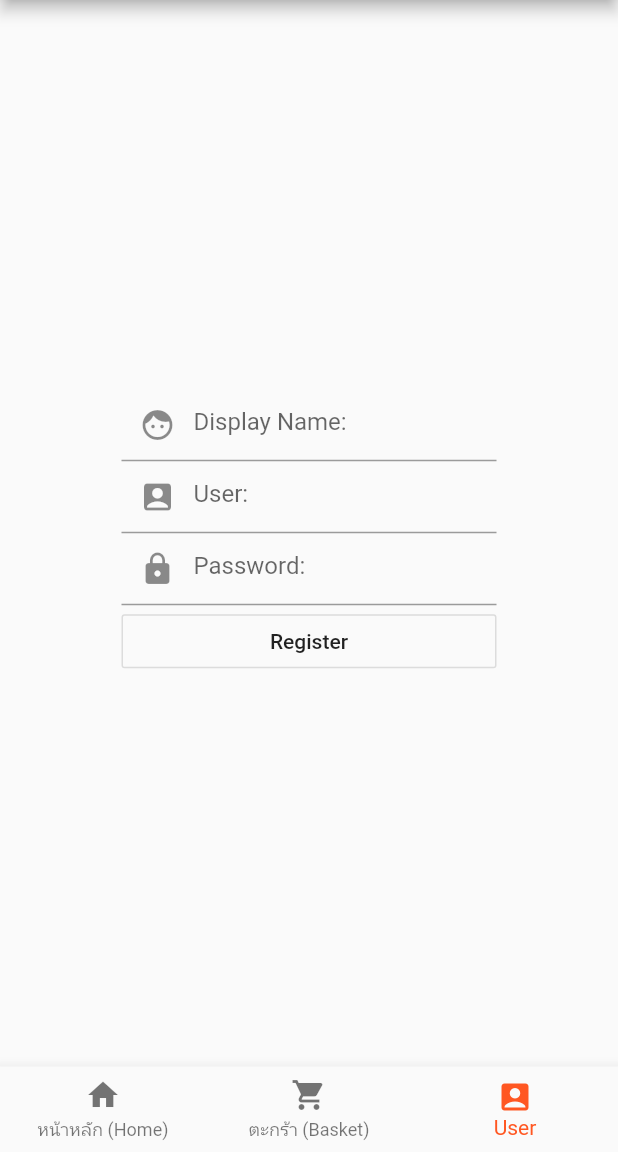
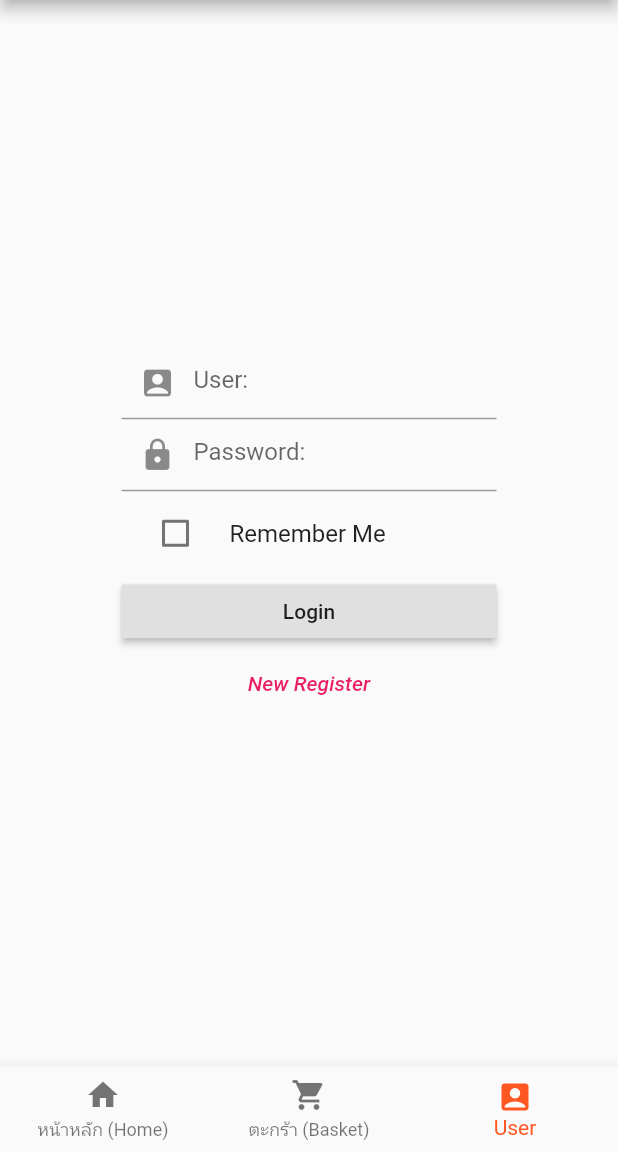
Before and after one commit to ai2nippan/NhongShoppee, a Flutter app: the screen it shows after launch, item 3 of the bottom bar chosen, on a phone screen of 412 x 824 dp, the part 84-1236 px from its top. Run offline on Flutter 3.47's test engine with Material 2 defaults, Android fonts, the phone set to English and light mode, and no system bars; our stand-ins replace carousel_slider, dio; network calls fail.

Commit message:
Switch Login and Register

```diff
--- a/lib/widget/about_user.dart
+++ b/lib/widget/about_user.dart
@@ -1,8 +1,9 @@
-import 'dart:convert';
+// import 'dart:convert';
 
 import 'package:dio/dio.dart';
 import 'package:flutter/material.dart';
-import 'package:nhongshoppee/models/user_model.dart';
+// import 'package:nhongshoppee/models/user_model.dart';
+import 'package:nhongshoppee/widget/authen.dart';
 
 class AboutUser extends StatefulWidget {
   @override
@@ -12,9 +13,17 @@ class AboutUser extends StatefulWidget {
 class _AboutUserState extends State<AboutUser> {
   // Field
   String name, user, password;
-  bool status = true;
+  // bool status = true;
+  bool statusFlat = true, statusCheck = true;
+  Widget currentWidget;
 
   // Method
+
+  @override
+  void initState() {
+    super.initState();
+    currentWidget = Authen();
+  }
 
   Widget registerButton() {
     return Container(
@@ -44,9 +53,9 @@ class _AboutUserState extends State<AboutUser> {
     Response response = await Dio().get(url);
     if (response.toString() == 'true') {
       print('Register Success');
-      setState(() {
-        status = false;
-      });
+      // setState(() {
+      //   status = false;
+      // });
     } else {
       print('Cannot Register');
     }
@@ -61,6 +70,21 @@ class _AboutUserState extends State<AboutUser> {
         decoration: InputDecoration(
           hintText: 'Display Name:',
           prefixIcon: Icon(Icons.face),
+        ),
+      ),
+      width: 250.0,
+    );
+  }
+
+  Widget passwordForm() {
+    return Container(
+      child: TextField(
+        onChanged: (String string) {
+          password = string.trim();
+        },
+        decoration: InputDecoration(
+          hintText: 'Password:',
+          prefixIcon: Icon(Icons.lock),
         ),
       ),
       width: 250.0,
@@ -82,70 +106,6 @@ class _AboutUserState extends State<AboutUser> {
     );
   }
 
-  Widget passwordForm() {
-    return Container(
-      child: TextField(
-        onChanged: (String string) {
-          password = string.trim();
-        },
-        decoration: InputDecoration(
-          hintText: 'Password:',
-          prefixIcon: Icon(Icons.lock),
-        ),
-      ),
-      width: 250.0,
-    );
-  }
-
-  Widget loginButton() {
-    return Container(
-      width: 250.0,
-      child: RaisedButton(
-        child: Text('Login'),
-        onPressed: () {
-
-          if (user.isEmpty || password.isEmpty) {
-            print('Have Space');
-          } else {
-            checkAuthen();
-          }
-
-
-        },
-      ),
-    );
-  }
-
-  Future<void> checkAuthen()async{
-    String url = 'http://www.androidthai.in.th/ong/getUserWhereUser.php?isAdd=true&User=$user';
-    Response response = await Dio().get(url);
-
-    if (response.toString() == 'null') {
-      print('User False');
-    } else {
-      var result = json.decode(response.data);
-
-      for (var map in result) {
-        UserModel userModel = UserModel.fromJson(map);
-
-      }
-
-    }
-  }
-
-  Widget authenForm() {
-    return Center(
-      child: Column(
-        mainAxisSize: MainAxisSize.min,
-        children: <Widget>[
-          userForm(),
-          passwordForm(),
-          loginButton(),
-        ],
-      ),
-    );
-  }
-
   Widget registerForm() {
     return Center(
       child: Column(
@@ -155,7 +115,57 @@ class _AboutUserState extends State<AboutUser> {
           userForm(),
           passwordForm(),
           registerButton(),
+          // loginFlatButton(),
         ],
+      ),
+    );
+  }
+
+  Widget loginFlatButton() {
+    return FlatButton(
+      onPressed: () {
+        setState(() {
+          currentWidget = Authen();
+        });
+      },
+      child: Text(
+        'Back to Login',
+        style: TextStyle(color: Colors.pink),
+      ),
+    );
+  }
+
+  Widget showContent() {
+    return currentWidget == null
+        ? Center(
+            child: CircularProgressIndicator(),
+          )
+        : currentWidget;
+  }
+
+  Widget flatButton() {
+
+    List<String> label = ['New Register','Back to Login'];
+
+    return FlatButton(
+      onPressed: () {
+        setState(() {
+          // currentWidget = registerForm();
+          if (statusFlat) {
+            currentWidget = registerForm();
+            statusFlat = !statusFlat;
+          } else {
+            currentWidget = Authen();
+            statusFlat = !statusFlat;
+          }
+        });
+      },
+      child: Text(
+        statusFlat ? label[0] : label[1],
+        style: TextStyle(
+          color: Colors.pink,
+          fontStyle: FontStyle.italic,
+        ),
       ),
     );
   }
@@ -163,6 +173,14 @@ class _AboutUserState extends State<AboutUser> {
   @override
   Widget build(BuildContext context) {
     // return registerForm();
-    return status ? registerForm() : authenForm();
+    // return status ? registerForm() : showContent();
+    return Center(
+      child: Column(mainAxisSize: MainAxisSize.min,
+        children: <Widget>[
+          showContent(),
+          flatButton(),
+        ],
+      ),
+    );
   }
 }
--- /dev/null
+++ b/lib/widget/authen.dart
@@ -0,0 +1,122 @@
+import 'dart:convert';
+
+import 'package:dio/dio.dart';
+import 'package:flutter/material.dart';
+import 'package:nhongshoppee/models/user_model.dart';
+
+class Authen extends StatefulWidget {
+  @override
+  _AuthenState createState() => _AuthenState();
+}
+
+class _AuthenState extends State<Authen> {
+
+  // Field
+  String user, password;
+  bool statusCheck = false;
+
+
+  // Method
+
+  Widget authenForm() {
+    return Center(
+      child: Column(
+        mainAxisSize: MainAxisSize.min,
+        children: <Widget>[
+          userForm(),
+          passwordForm(),
+          rememberMe(),
+          loginButton(),
+          // registerFlatButton(),
+        ],
+      ),
+    );
+  }
+
+
+  Widget rememberMe() {
+    return Container(width: 250.0,
+      child: CheckboxListTile(
+        controlAffinity: ListTileControlAffinity.leading,
+        title: Text('Remember Me'),
+        value: statusCheck,
+        onChanged: (bool value) {
+          print('value = $value');
+          setState(() {
+            statusCheck = value;
+          });
+        },
+      ),
+    );
+  }
+
+
+
+  Future<void> checkAuthen() async {
+    String url =
+        'http://www.androidthai.in.th/ong/getUserWhereUser.php?isAdd=true&User=$user';
+    Response response = await Dio().get(url);
+
+    if (response.toString() == 'null') {
+      print('User False');
+    } else {
+      var result = json.decode(response.data);
+
+      for (var map in result) {
+        UserModel userModel = UserModel.fromJson(map);
+      }
+    }
+  }
+
+  Widget loginButton() {
+    return Container(
+      width: 250.0,
+      child: RaisedButton(
+        child: Text('Login'),
+        onPressed: () {
+          if (user.isEmpty || password.isEmpty) {
+            print('Have Space');
+          } else {
+            checkAuthen();
+          }
+        },
+      ),
+    );
+  }
+
+  Widget passwordForm() {
+    return Container(
+      child: TextField(
+        onChanged: (String string) {
+          password = string.trim();
+        },
+        decoration: InputDecoration(
+          hintText: 'Password:',
+          prefixIcon: Icon(Icons.lock),
+        ),
+      ),
+      width: 250.0,
+    );
+  }
+
+  Widget userForm() {
+    return Container(
+      child: TextField(
+        onChanged: (String string) {
+          user = string.trim();
+        },
+        decoration: InputDecoration(
+          hintText: 'User:',
+          prefixIcon: Icon(Icons.account_box),
+        ),
+      ),
+      width: 250.0,
+    );
+  }
+
+
+  @override
+  Widget build(BuildContext context) {
+    return authenForm();
+  }
+}
```
Also changed, not shown: 1 other file.
